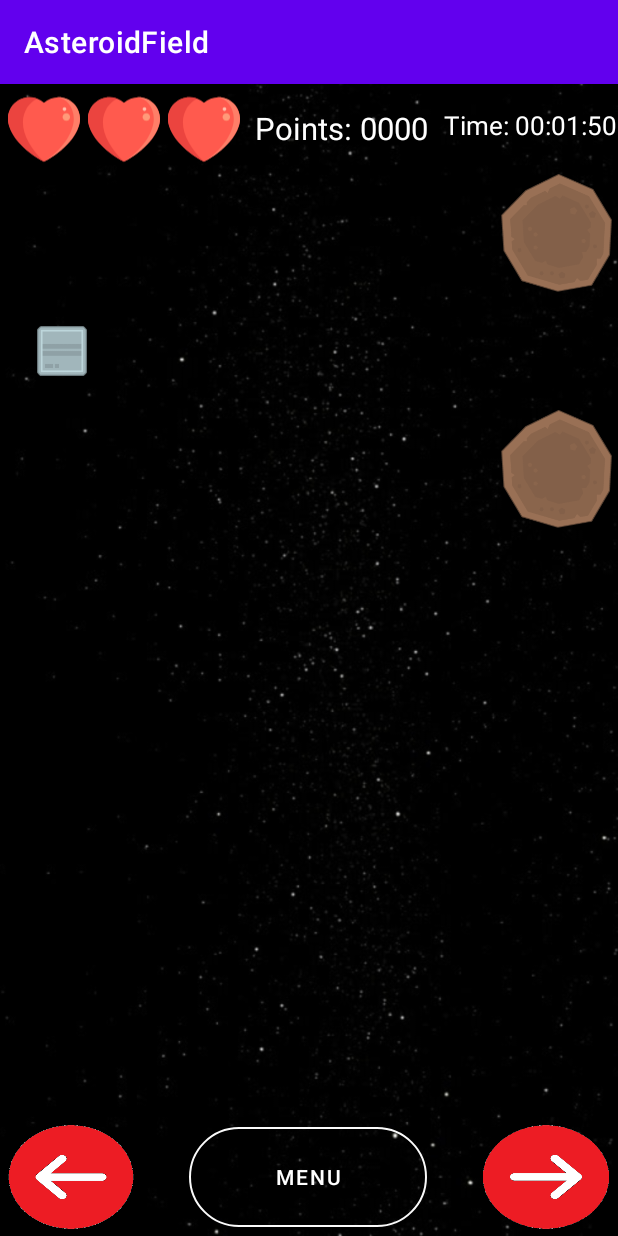
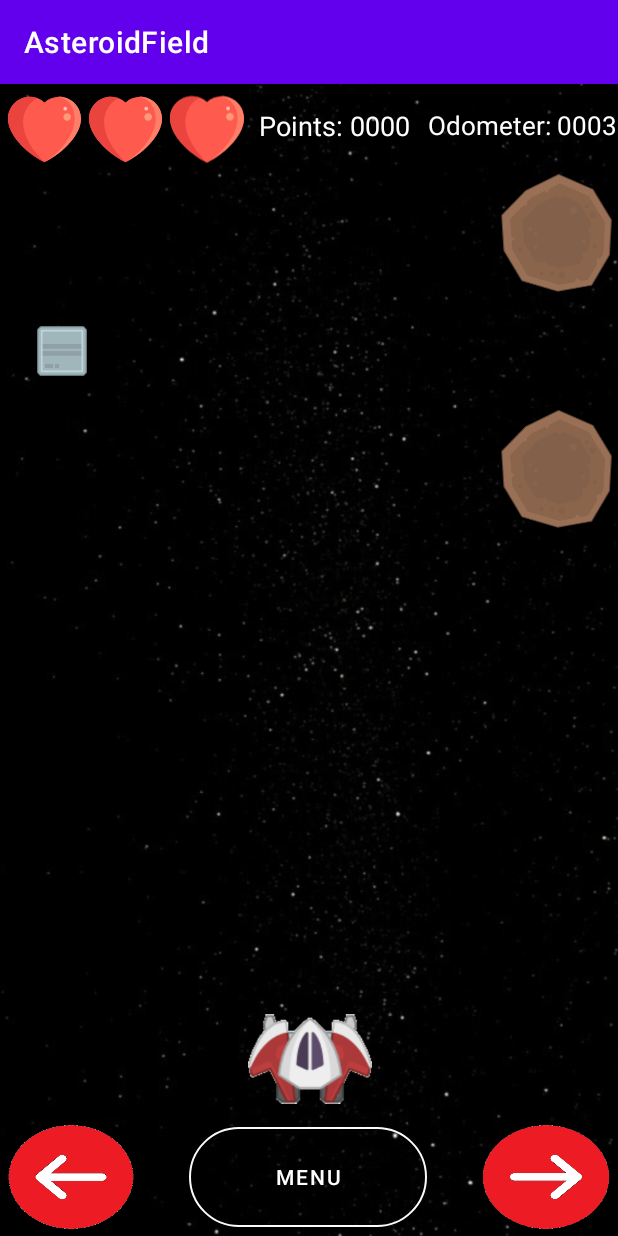
Before and after one commit to YetItMoves-MZ/AsteroidField, an Android app: the Activity_Game screen opened directly, with no data from a screen before it, on a phone screen of 412 x 824 dp. Run offline under Robolectric (Android 15) with nearby library versions, the phone set to English and light mode, and no system bars.

Commit message:
changed time to odometer fixed a bug when entering the game without going to options will cause the game to crash.

```diff
--- a/app/src/main/java/com/example/astroidfield/Activity_Game.java
+++ b/app/src/main/java/com/example/astroidfield/Activity_Game.java
@@ -129,7 +129,7 @@ public class Activity_Game extends AppCompatActivity {
 
 
     private void findViews(){
-        g.setTimer(findViewById(R.id.timer));
+        g.setTimer(findViewById(R.id.odometer));
         g.setPoints(findViewById(R.id.points));
         g.setButtonLeft(findViewById(R.id.buttonLeft));
         g.setButtonRight(findViewById(R.id.buttonRight));
--- a/app/src/main/java/com/example/astroidfield/Activity_Menu.java
+++ b/app/src/main/java/com/example/astroidfield/Activity_Menu.java
@@ -19,7 +19,6 @@ TODO: menu with options:
     TODO: sound volume
     TODO: change sensitivity for tilt mode
 TODO: score screen + save scores + save options                                 from class-4
-TODO: change from timer to Odometer (Distance counter)
  */
 
 public class Activity_Menu extends AppCompatActivity {
--- a/app/src/main/java/com/example/astroidfield/Game.java
+++ b/app/src/main/java/com/example/astroidfield/Game.java
@@ -59,7 +59,7 @@ public class Game {
     private Random rand = new Random();
     private boolean easterEgg = false;
     private boolean newAsteroid = true;
-    private int milliseconds=0, seconds=0,minutes=0;
+    private int odometer=0;
     private int numOfPoints=0;
     private Runnable r = new Runnable() {
         public void run() {
@@ -75,14 +75,9 @@ public class Game {
                 tiles[0][newCrateLocation].setSupplyCrate();
             }
             newAsteroid=!newAsteroid;
-            String minutesStr, secondsStr, millisecondsStr, pointsStr;
-            minutesStr = toStingWithPad(minutes,1);
-            secondsStr = toStingWithPad(seconds,1);
-            millisecondsStr = toStingWithPad(milliseconds,1);
-            pointsStr = toStingWithPad(numOfPoints,3);
 
-            timer.setText("Time: " + minutesStr + ":"+ secondsStr + ":" + millisecondsStr);
-            points.setText("Points: " + pointsStr);
+            timer.setText("Odometer: " + toStingWithPad(odometer,3));
+            points.setText("Points: " + toStingWithPad(numOfPoints,3));
 
             handler.postDelayed(r, delay);
         }
@@ -193,14 +188,11 @@ public class Game {
         currentLives=MAX_LIVES;
         for(int i=0;i<currentLives;i++)
             lives[i].setVisibility(View.VISIBLE);
-        milliseconds=0;
-        seconds=0;
-        minutes=0;
+        odometer=0;
         numOfPoints=0;
         easterEgg=false;
         newAsteroid = true;
-        randomEasterEggTimer = rand.nextInt(300) + 60;
-        //randomEasterEggTimer = 6; //easier for presentation
+        randomEasterEggTimer = rand.nextInt(250) + 50;
     }
     private void cleanBoard() {
 
@@ -317,16 +309,8 @@ public class Game {
     }
 
     private void increaseTimer() {
-        milliseconds+= delay /10;
-        if(milliseconds>=100){
-            milliseconds-=100;
-            seconds++;
-            if(seconds>=60){
-                seconds-=60;
-                minutes++;
-            }
-        }
-        if(randomEasterEggTimer==(minutes*60)+seconds)
+       odometer++;
+        if(randomEasterEggTimer==odometer)
             easterEgg=true;
     }
 
@@ -335,6 +319,13 @@ public class Game {
             setTiltMode(b.getBoolean(Game.MODE, false));
             Tile.setCurrentPlayerSkin(b.getInt(Game.PLAYER_SKIN));
         }
+        else
+            setDefaultBundle();
+    }
+
+    private void setDefaultBundle() {
+        setTiltMode(false);
+        Tile.setCurrentPlayerSkin(Tile.DEFAULT_PLAYER_SKIN);
     }
 
 }
--- a/app/src/main/java/com/example/astroidfield/Tile.java
+++ b/app/src/main/java/com/example/astroidfield/Tile.java
@@ -22,7 +22,7 @@ public class Tile {
 
     private static int currentPlayerSkin;
     public static final int EMPTY = 0, PLAYER = 1 , ASTEROID = 2, SUPPLY_CRATE = 3;
-    public static final int DEFAULT_PLAYER_SKIN = R.drawable.player;
+    public static final int DEFAULT_PLAYER_SKIN = 0;
     public static final int PLAYER_SKIN_ARRAY_SIZE = 9;
     public static final int[] PLAYER_SKIN_ARRAY = {
             R.drawable.player,
--- a/app/src/main/res/layout/activity_game.xml
+++ b/app/src/main/res/layout/activity_game.xml
@@ -50,7 +50,7 @@
             android:id="@+id/points"
             android:layout_width="0dp"
             android:layout_height="30dp"
-            android:layout_weight="3"
+            android:layout_weight="2.6"
             android:layout_marginStart="10dp"
             android:layout_marginTop="15dp"
             android:textSize="18sp"
@@ -58,16 +58,16 @@
             android:autoSizeTextType="uniform"
             android:text="Points: 0000"/>
         <com.google.android.material.textview.MaterialTextView
-            android:id="@+id/timer"
+            android:id="@+id/odometer"
             android:layout_width="0dp"
             android:layout_height="30dp"
-            android:layout_weight="3"
+            android:layout_weight="3.2"
             android:layout_marginStart="10dp"
             android:layout_marginTop="15dp"
             android:textSize="18sp"
             android:textColor="@color/white"
             android:autoSizeTextType="uniform"
-            android:text="Time: 00:00:00"/>
+            android:text="Odometer: 0000"/>
     </LinearLayout>
     <LinearLayout
         android:layout_width="match_parent"
```
